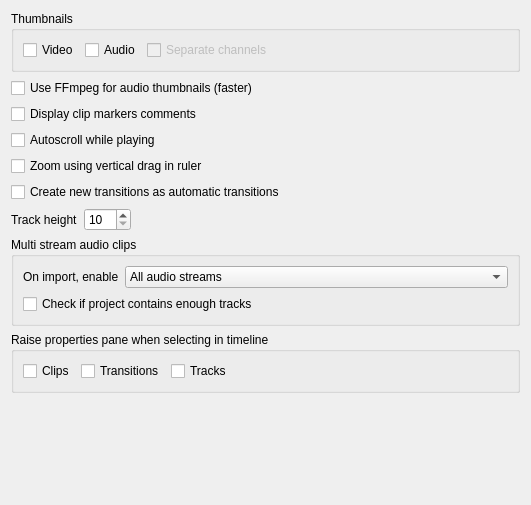
Old version of the form src/ui/configtimeline_ui.ui in the repository KDE/kdenlive.
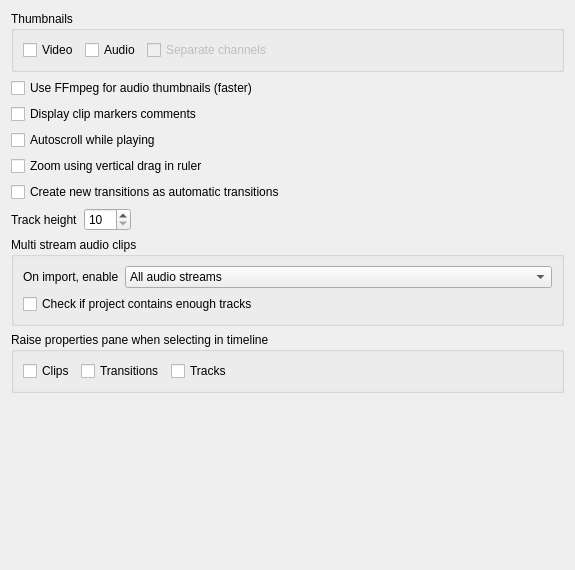
New version of the form.

```diff
--- a/src/ui/configtimeline_ui.ui
+++ b/src/ui/configtimeline_ui.ui
@@ -6,8 +6,8 @@
    <rect>
     <x>0</x>
     <y>0</y>
-    <width>531</width>
-    <height>505</height>
+    <width>575</width>
+    <height>570</height>
    </rect>
   </property>
   <layout class="QGridLayout" name="gridLayout">
```
Left out of the diff: 26 changed lines with no effect on the pictures.
